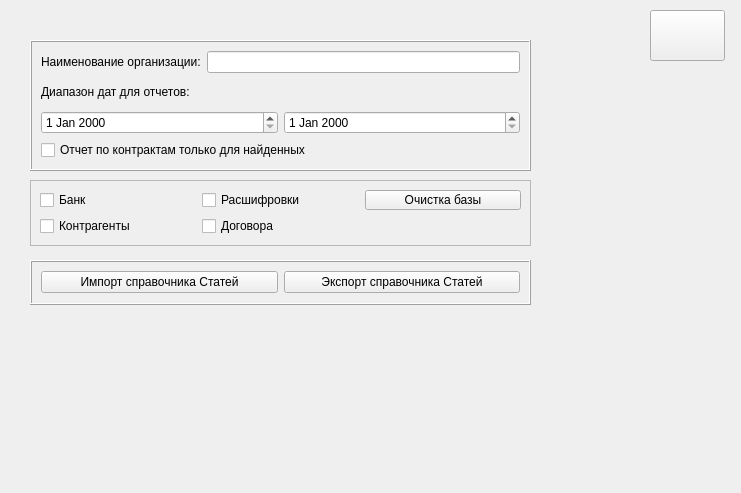
Above: formoptions.ui from GorINIch73/Audit before the change. Below: the same form after it.
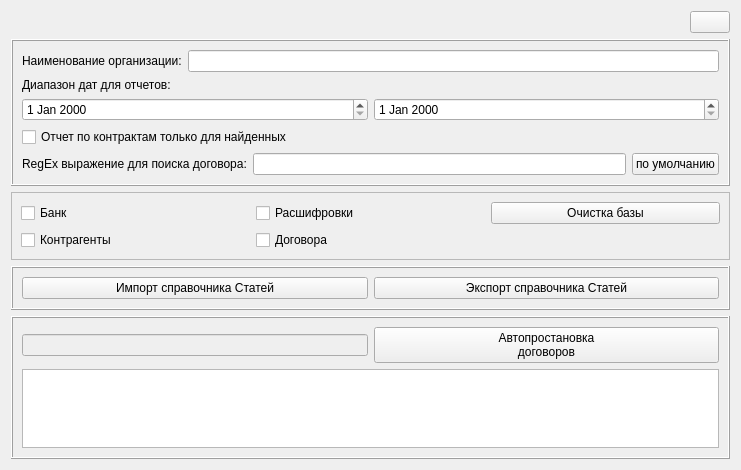
That is the form after the change. Icons and pictures are not drawn.

What changed in the file:
```diff
--- a/formoptions.ui
+++ b/formoptions.ui
@@ -7,21 +7,30 @@
     <x>0</x>
     <y>0</y>
     <width>741</width>
-    <height>493</height>
+    <height>470</height>
    </rect>
   </property>
   <property name="windowTitle">
    <string>Form</string>
   </property>
+  <layout class="QVBoxLayout" name="verticalLayout_3">
+   <item>
+    <layout class="QHBoxLayout" name="horizontalLayout_3">
+     <item>
+      <spacer name="horizontalSpacer">
+       <property name="orientation">
+        <enum>Qt::Horizontal</enum>
+       </property>
+       <property name="sizeHint" stdset="0">
+        <size>
+         <width>40</width>
+         <height>20</height>
+        </size>
+       </property>
+      </spacer>
+     </item>
+     <item>
   <widget class="QPushButton" name="pushButton_close">
-   <property name="geometry">
-    <rect>
-     <x>650</x>
-     <y>10</y>
-     <width>75</width>
-     <height>51</height>
-    </rect>
-   </property>
    <property name="text">
     <string/>
    </property>
@@ -31,19 +40,92 @@
    </property>
    <property name="iconSize">
     <size>
-     <width>24</width>
-     <height>24</height>
+         <width>32</width>
+         <height>32</height>
     </size>
    </property>
   </widget>
+     </item>
+    </layout>
+   </item>
+   <item>
+    <widget class="QFrame" name="frame_2">
+     <property name="frameShape">
+      <enum>QFrame::Box</enum>
+     </property>
+     <property name="frameShadow">
+      <enum>QFrame::Raised</enum>
+     </property>
+     <layout class="QVBoxLayout" name="verticalLayout">
+      <item>
+       <layout class="QHBoxLayout" name="horizontalLayout">
+        <item>
+         <widget class="QLabel" name="label_3">
+          <property name="text">
+           <string>Наименование организации:</string>
+          </property>
+         </widget>
+        </item>
+        <item>
+         <widget class="QLineEdit" name="lineEdit_organization"/>
+        </item>
+       </layout>
+      </item>
+      <item>
+       <layout class="QGridLayout" name="gridLayout_2">
+        <item row="1" column="0">
+         <widget class="QDateEdit" name="dateEdit_begin"/>
+        </item>
+        <item row="0" column="0" colspan="2">
+         <widget class="QLabel" name="label">
+          <property name="text">
+           <string>Диапазон дат для отчетов:</string>
+          </property>
+         </widget>
+        </item>
+        <item row="1" column="1">
+         <widget class="QDateEdit" name="dateEdit_end"/>
+        </item>
+       </layout>
+      </item>
+      <item>
+       <widget class="QCheckBox" name="checkBox_rep_contract_found">
+        <property name="text">
+         <string>Отчет по контрактам только для найденных</string>
+        </property>
+       </widget>
+      </item>
+      <item>
+       <layout class="QHBoxLayout" name="horizontalLayout_4">
+        <item>
+         <widget class="QLabel" name="label_2">
+          <property name="text">
+           <string>RegEx выражение для поиска договора:</string>
+          </property>
+         </widget>
+        </item>
+        <item>
+         <widget class="QLineEdit" name="lineEdit_regex"/>
+        </item>
+        <item>
+         <widget class="QPushButton" name="pushButton_regexp_def">
+          <property name="text">
+           <string>по умолчанию</string>
+          </property>
+         </widget>
+        </item>
+       </layout>
+      </item>
+     </layout>
+    </widget>
+   </item>
+   <item>
   <widget class="QFrame" name="frame">
-   <property name="geometry">
-    <rect>
-     <x>30</x>
-     <y>180</y>
-     <width>501</width>
-     <height>66</height>
-    </rect>
+     <property name="sizePolicy">
+      <sizepolicy hsizetype="Preferred" vsizetype="Preferred">
+       <horstretch>0</horstretch>
+       <verstretch>0</verstretch>
+      </sizepolicy>
    </property>
    <property name="frameShape">
     <enum>QFrame::StyledPanel</enum>
@@ -89,71 +171,9 @@
     </item>
    </layout>
   </widget>
-  <widget class="QFrame" name="frame_2">
-   <property name="geometry">
-    <rect>
-     <x>30</x>
-     <y>40</y>
-     <width>501</width>
-     <height>131</height>
-    </rect>
-   </property>
-   <property name="frameShape">
-    <enum>QFrame::Box</enum>
-   </property>
-   <property name="frameShadow">
-    <enum>QFrame::Raised</enum>
-   </property>
-   <layout class="QVBoxLayout" name="verticalLayout">
-    <item>
-     <layout class="QHBoxLayout" name="horizontalLayout">
-      <item>
-       <widget class="QLabel" name="label_3">
-        <property name="text">
-         <string>Наименование организации:</string>
-        </property>
-       </widget>
       </item>
       <item>
-       <widget class="QLineEdit" name="lineEdit_organization"/>
-      </item>
-     </layout>
-    </item>
-    <item>
-     <layout class="QGridLayout" name="gridLayout_2">
-      <item row="1" column="0">
-       <widget class="QDateEdit" name="dateEdit_begin"/>
-      </item>
-      <item row="0" column="0" colspan="2">
-       <widget class="QLabel" name="label">
-        <property name="text">
-         <string>Диапазон дат для отчетов:</string>
-        </property>
-       </widget>
-      </item>
-      <item row="1" column="1">
-       <widget class="QDateEdit" name="dateEdit_end"/>
-      </item>
-     </layout>
-    </item>
-    <item>
-     <widget class="QCheckBox" name="checkBox_rep_contract_found">
-      <property name="text">
-       <string>Отчет по контрактам только для найденных</string>
-      </property>
-     </widget>
-    </item>
-   </layout>
-  </widget>
   <widget class="QFrame" name="frame_3">
-   <property name="geometry">
-    <rect>
-     <x>30</x>
-     <y>260</y>
-     <width>501</width>
-     <height>45</height>
-    </rect>
-   </property>
    <property name="frameShape">
     <enum>QFrame::Box</enum>
    </property>
@@ -177,6 +197,67 @@
     </item>
    </layout>
   </widget>
+   </item>
+   <item>
+    <widget class="QFrame" name="frame_4">
+     <property name="sizePolicy">
+      <sizepolicy hsizetype="Preferred" vsizetype="Expanding">
+       <horstretch>0</horstretch>
+       <verstretch>0</verstretch>
+      </sizepolicy>
+     </property>
+     <property name="frameShape">
+      <enum>QFrame::Box</enum>
+     </property>
+     <property name="frameShadow">
+      <enum>QFrame::Raised</enum>
+     </property>
+     <layout class="QVBoxLayout" name="verticalLayout_2">
+      <item>
+       <layout class="QHBoxLayout" name="horizontalLayout_5">
+        <item>
+         <widget class="QLineEdit" name="lineEdit_log">
+          <property name="enabled">
+           <bool>false</bool>
+          </property>
+          <property name="sizePolicy">
+           <sizepolicy hsizetype="Preferred" vsizetype="Fixed">
+            <horstretch>0</horstretch>
+            <verstretch>0</verstretch>
+           </sizepolicy>
+          </property>
+         </widget>
+        </item>
+        <item>
+         <widget class="QPushButton" name="pushButton_add_contracts">
+          <property name="text">
+           <string>Автопростановка
+договоров</string>
+          </property>
+         </widget>
+        </item>
+       </layout>
+      </item>
+      <item>
+       <widget class="QPlainTextEdit" name="plainTextEdit_contracts_log">
+        <property name="sizePolicy">
+         <sizepolicy hsizetype="Expanding" vsizetype="Preferred">
+          <horstretch>0</horstretch>
+          <verstretch>0</verstretch>
+         </sizepolicy>
+        </property>
+        <property name="maximumSize">
+         <size>
+          <width>16777215</width>
+          <height>16777215</height>
+         </size>
+        </property>
+       </widget>
+      </item>
+     </layout>
+    </widget>
+   </item>
+  </layout>
  </widget>
  <resources>
   <include location="pix.qrc"/>
```
Lines whose indentation alone changed are shown as unchanged.
